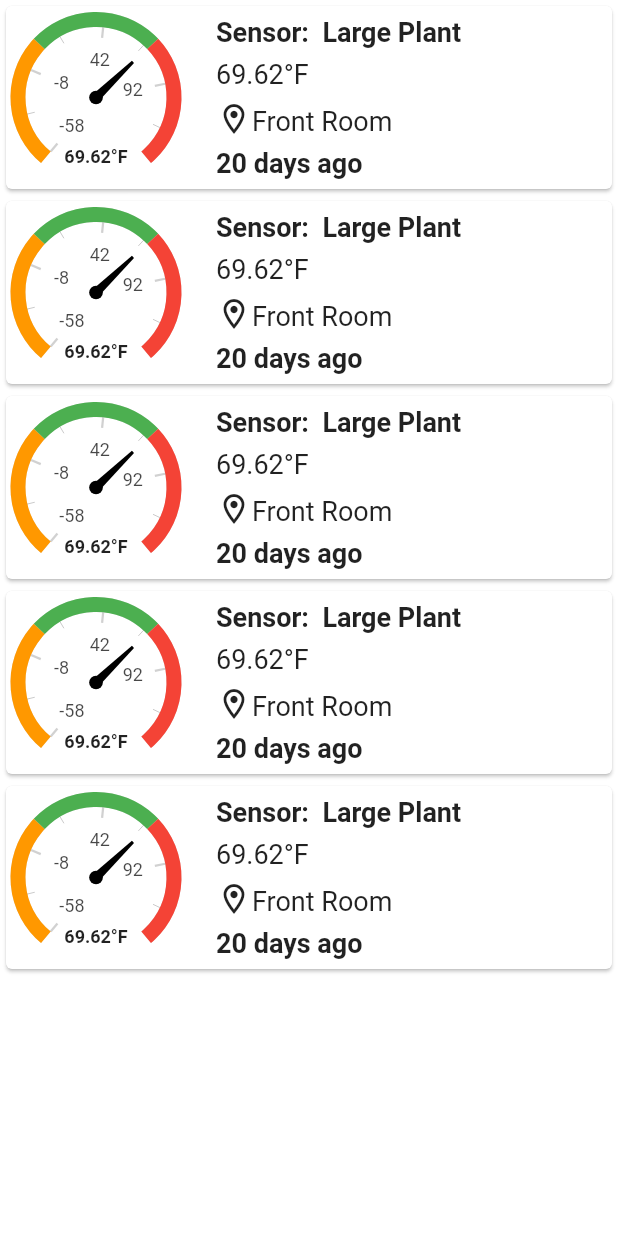
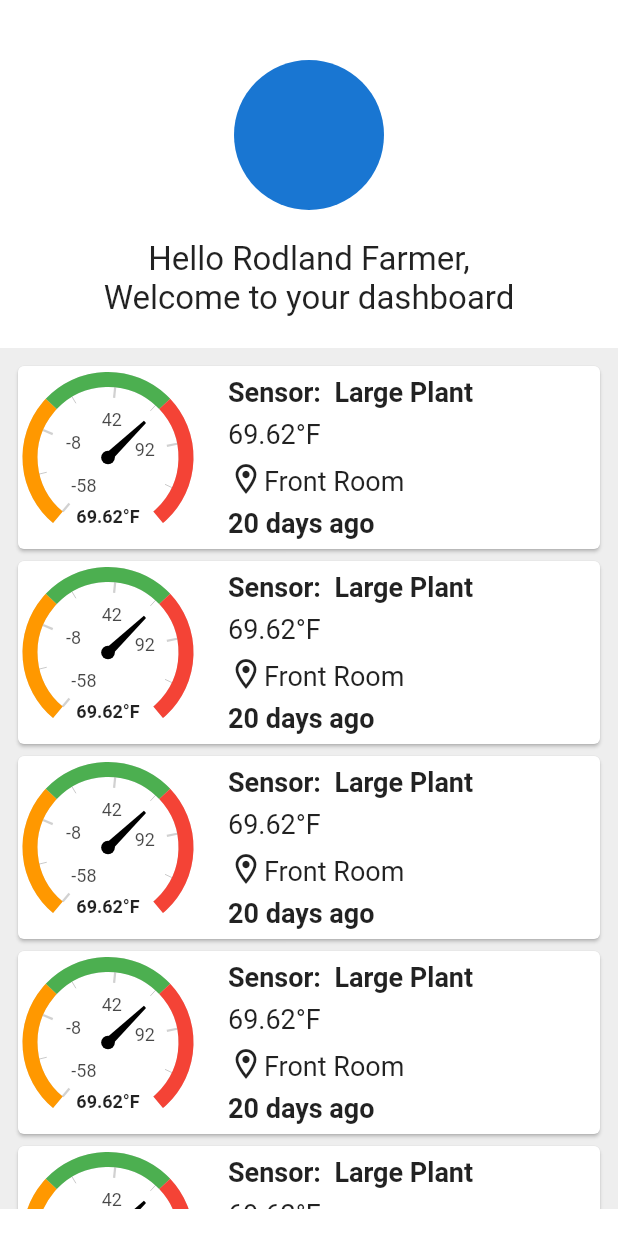
Before and after one commit to c1scok1d/moisture_monitor_2.0, a Flutter app: the HomePage screen opened directly, on a phone screen of 412 x 824 dp. Run offline on Flutter 3.47's test engine with Material 2 defaults, Android fonts, the phone set to English and light mode, and no system bars; drawn by our look-alikes of syncfusion_flutter_gauges; our stand-ins replace firebase_auth, firebase_core, flutter_secure_storage, flutter_svg, google_sign_in, intl_phone_number_input and 2 more; missing offline and left inert: flutter_facebook_auth; accounts and stored records are empty.

Commit message:
Gage set

```diff
--- a/lib/data/dummy.dart
+++ b/lib/data/dummy.dart
@@ -7,7 +7,7 @@ import 'device_record.dart';
 
 class Dummy  {
   Future<List<String>> getDevices(){
-    List<String> devices = ['3C61053EE2F4','3C61053EE2F4','3C61053EE2F4','3C61053EE2F4','3C61053EE2F4'];
+    List<String> devices = ['3C61053EE2F4','3C61053EE2F4','3C61053EE2F4','3C61053EE2F4','3C61053EE2F4','3C61053EE2F4','3C61053EE2F4','3C61053EE2F4'];
     return Future.value(devices);
   }
   Future<List<DeviceRecord>> getRecords(String deviceId) {
--- a/lib/screens/home_page.dart
+++ b/lib/screens/home_page.dart
@@ -16,15 +16,36 @@ class _HomePageState extends State<HomePage> {
   @override
   Widget build(BuildContext context) {
     print("HomePage: ${widget.id}");
-    return Container(
+    return Scaffold(
+      body: Container(
         color: Colors.white,
-      child: Center(
+        child: Column(mainAxisAlignment: MainAxisAlignment.start, children: [
+          const SizedBox(height: 40),
+          const CircleAvatar(
+            radius: 50,
+          ),
+          const SizedBox(
+            height: 20,
+          ),
+          const Text(
+            "Hello Rodland Farmer,\nWelcome to your dashboard",
+            textAlign: TextAlign.center,
+            style: TextStyle(fontSize: 22, fontWeight: FontWeight.normal,
+              ),
+          ),
+          const SizedBox(
+            height: 20,
+          ),
+          Container(
+            color: Colors.grey[200],
+            height: MediaQuery.of(context).size.height - 250,
             child: FutureBuilder<List<String>>(
               future: Dummy().getDevices(),
               builder: (context, snapshot) {
                 if (snapshot.hasData) {
                   return ListView.builder(
                     itemCount: snapshot.data?.length,
+                    padding: const EdgeInsets.all(8),
                     itemBuilder: (context, index) {
                       print("List<String>:" + snapshot.connectionState.name);
                       if (snapshot.hasData) {
@@ -42,12 +63,13 @@ class _HomePageState extends State<HomePage> {
                                       print("ID${record.id}");
                                       print("Location${record.location}");
                                       return Row(
-                                    mainAxisAlignment: MainAxisAlignment.start,
+                                          mainAxisAlignment:
+                                          MainAxisAlignment.start,
                                           children: [
                                             SizedBox(
                                               width: 120,
-                                        child:SfRadialGauge(
-                                            axes: <RadialAxis>[
+                                              child:
+                                              SfRadialGauge(axes: <RadialAxis>[
                                                 RadialAxis(
                                                     minimum: -58,
                                                     maximum: 134,
@@ -71,7 +93,6 @@ class _HomePageState extends State<HomePage> {
                                                             record.temp!),
                                                         needleEndWidth: 3,
                                                       )
-
                                                     ],
                                                     annotations: <GaugeAnnotation>[
                                                       GaugeAnnotation(
@@ -92,8 +113,10 @@ class _HomePageState extends State<HomePage> {
                                               width: 20,
                                             ),
                                             Column(
-                                        crossAxisAlignment: CrossAxisAlignment.start,
-                                        mainAxisAlignment: MainAxisAlignment.spaceEvenly,
+                                              crossAxisAlignment:
+                                              CrossAxisAlignment.start,
+                                              mainAxisAlignment:
+                                              MainAxisAlignment.spaceEvenly,
                                               children: [
                                                 Text(
                                                   'Sensor:  ${record.sensor}',
@@ -104,15 +127,18 @@ class _HomePageState extends State<HomePage> {
                                                 Text(
                                                   '${record.temp}°F',
                                                   style: TextStyle(
-                                                fontSize: 18,),
-                                          ),Text.rich(
+                                                    fontSize: 18,
+                                                  ),
+                                                ),
+                                                Text.rich(
                                                   TextSpan(
                                                     style: TextStyle(
                                                       fontSize: 18,
                                                     ),
                                                     children: [
                                                       WidgetSpan(
-                                                  child: Icon(Icons.location_on_outlined),
+                                                        child: Icon(Icons
+                                                            .location_on_outlined),
                                                       ),
                                                       TextSpan(
                                                         text: '${record.location}',
@@ -120,7 +146,6 @@ class _HomePageState extends State<HomePage> {
                                                     ],
                                                   ),
                                                 ),
-
                                                 Text(
                                                   '${timeago.format(DateTime.parse(record.readingTime!))}',
                                                   style: TextStyle(
@@ -146,7 +171,12 @@ class _HomePageState extends State<HomePage> {
                   return Center(child: CircularProgressIndicator());
                 }
               },
-      )),
-    );
+            ),
+          ),
+
+        ]),
+      ),
+    ) ;
+
   }
 }
```
Lines whose indentation alone changed are shown as unchanged.
